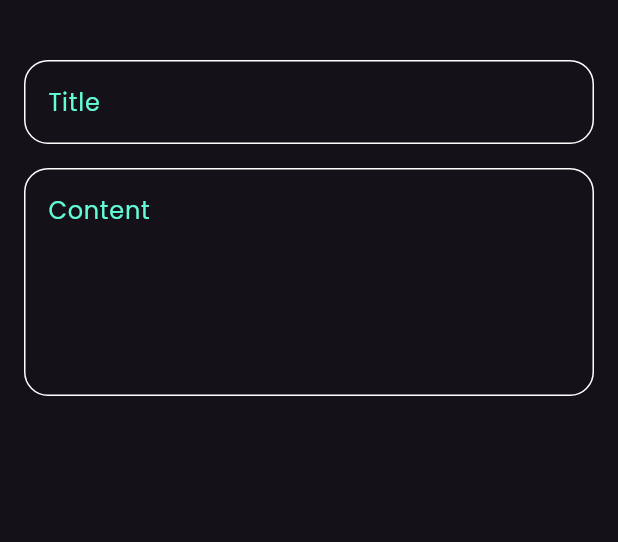
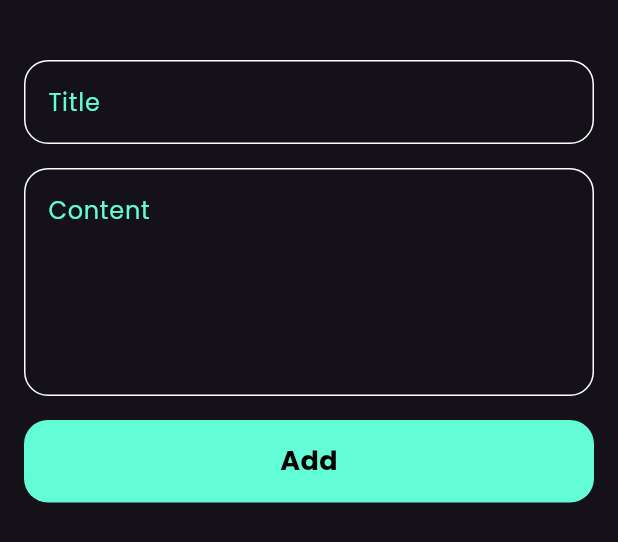
Before and after one commit to minaakamall/Notes_app, a Flutter app: the Addmodelbottomsheet widget shown alone on an empty page, opened directly, on a phone screen of 412 x 824 dp. Shown: the top 542 px of the screen. Run offline on Flutter 3.47's test engine with Material 3 defaults, Android fonts, the phone set to English and light mode, and no system bars.

Commit message:
Custome Button

```diff
--- a/lib/widgets/Add_note_bottom.dart
+++ b/lib/widgets/Add_note_bottom.dart
@@ -1,4 +1,5 @@
 import 'package:flutter/material.dart';
+import 'package:newapp/widgets/Custome_button.dart';
 import 'package:newapp/widgets/Custome_textfield.dart';
 
 class Addmodelbottomsheet extends StatelessWidget {
@@ -6,8 +7,11 @@ class Addmodelbottomsheet extends StatelessWidget {
 
   @override
   Widget build(BuildContext context) {
-    return const Padding(
-      padding: EdgeInsets.symmetric(horizontal: 16),
+    return Padding(
+      padding: const EdgeInsets.symmetric(horizontal: 16),
+      child: Container(
+        height: 500,
+        child: const SingleChildScrollView(
           child: Column(
             children: [
               SizedBox(
@@ -23,7 +27,16 @@ class Addmodelbottomsheet extends StatelessWidget {
                 hint: 'Content',
                 maxlines: 5,
               ),
+              SizedBox(
+                height: 16,
+              ),
+              Customewidgetbutton(),
+              SizedBox(
+                height: 16,
+              ),
             ],
+          ),
+        ),
       ),
     );
   }
--- /dev/null
+++ b/lib/widgets/Custome_button.dart
@@ -0,0 +1,27 @@
+
+import 'package:flutter/material.dart';
+import 'package:newapp/widgets/Constant.dart';
+
+class Customewidgetbutton extends StatelessWidget {
+  const Customewidgetbutton({super.key});
+
+  @override
+  Widget build(BuildContext context) {
+    return Container(
+      width: MediaQuery.of(context).size.width,
+      height: 55,
+      decoration: BoxDecoration(
+          color: Kprimarycolor, borderRadius: BorderRadius.circular(16)),
+      child: const Center(
+        child: Text(
+          'Add',
+          style: TextStyle(
+            color: Color.fromARGB(255, 0, 0, 0),
+            fontSize: 18,
+            fontWeight: FontWeight.bold,
+          ),
+        ),
+      ),
+    );
+  }
+}
```
Lines whose indentation alone changed are shown as unchanged.
